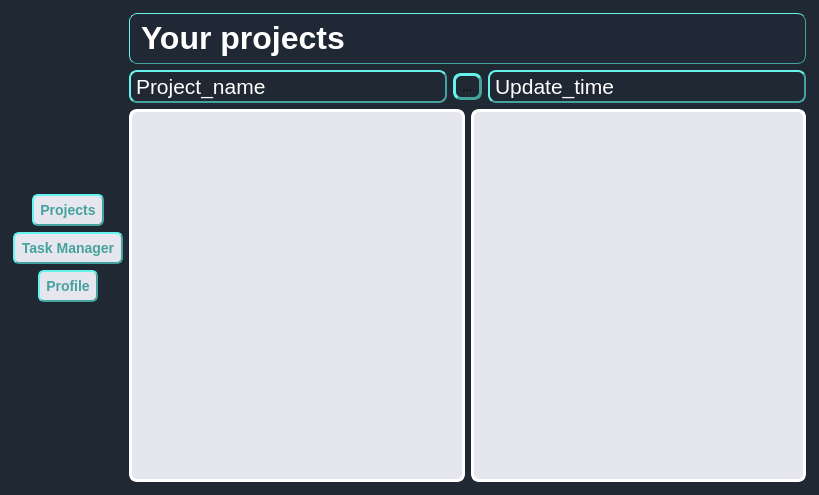
This is ui/MainWindowProjects.ui in kiozet/TaskManagerWithAI as Qt 5 draws it before an edit. The edited form follows.
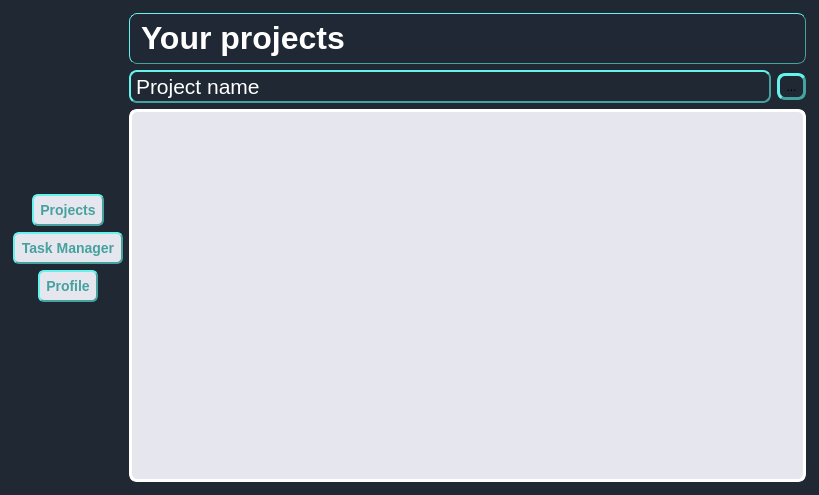
This is the edited form. Icons and pictures are not drawn.

Commit message: Efit MainWindowProjects

The edit to the form file:
```diff
--- a/ui/MainWindowProjects.ui
+++ b/ui/MainWindowProjects.ui
@@ -254,7 +254,7 @@
 }</string>
          </property>
          <property name="text">
-          <string>&lt;html&gt;&lt;head/&gt;&lt;body&gt;&lt;p&gt;&lt;span style=&quot; font-size:16pt; color:#ffffff;&quot;&gt;Project_name&lt;/span&gt;&lt;/p&gt;&lt;/body&gt;&lt;/html&gt;</string>
+          <string>&lt;html&gt;&lt;head/&gt;&lt;body&gt;&lt;p&gt;&lt;span style=&quot; font-size:16pt; color:#ffffff;&quot;&gt;Project name&lt;/span&gt;&lt;/p&gt;&lt;/body&gt;&lt;/html&gt;</string>
          </property>
         </widget>
        </item>
@@ -281,29 +281,6 @@
          </property>
         </widget>
        </item>
-       <item>
-        <widget class="QLabel" name="time_label">
-         <property name="sizePolicy">
-          <sizepolicy hsizetype="Expanding" vsizetype="Fixed">
-           <horstretch>0</horstretch>
-           <verstretch>0</verstretch>
-          </sizepolicy>
-         </property>
-         <property name="styleSheet">
-          <string notr="true">QLabel{
-    padding: 2px;
-    background-color: #1F2833;
-    border-style: outset;
-    border-width: 2px;
-    border-radius: 8px;
-    border-color: #45A29E;
-}</string>
-         </property>
-         <property name="text">
-          <string>&lt;html&gt;&lt;head/&gt;&lt;body&gt;&lt;p&gt;&lt;span style=&quot; font-size:16pt; color:#ffffff;&quot;&gt;Update_time&lt;/span&gt;&lt;/p&gt;&lt;/body&gt;&lt;/html&gt;</string>
-         </property>
-        </widget>
-       </item>
       </layout>
      </item>
      <item>
@@ -333,31 +310,6 @@
          </property>
         </widget>
        </item>
-       <item>
-        <widget class="QLabel" name="label_2">
-         <property name="sizePolicy">
-          <sizepolicy hsizetype="Expanding" vsizetype="Expanding">
-           <horstretch>0</horstretch>
-           <verstretch>0</verstretch>
-          </sizepolicy>
-         </property>
-         <property name="styleSheet">
-          <string notr="true">QLabel{
-    border-radius: 4px;
-    border-style: outset;
-    border-width: 3px;
-    border-radius: 8px;
-    border-color: white;
-    padding: 2px;
-    background-color: rgb(230, 230, 238);
-}
-</string>
-         </property>
-         <property name="text">
-          <string/>
-         </property>
-        </widget>
-       </item>
       </layout>
      </item>
     </layout>
```
Left out of the diff: 2 changed lines with no effect on the pictures. The commit also changes 2 other files.
